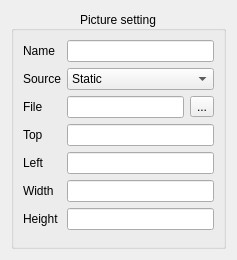
Qt form HoruxCardDesigner/pixmapsetting.ui (BackupTheBerlios/horux-svn) before a commit.
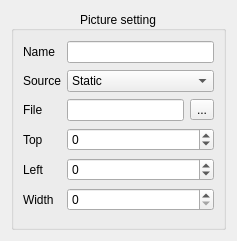
The same form after that commit.

Commit message: change textedit by spinbox some parameters

Patch:
```diff
--- a/HoruxCardDesigner/pixmapsetting.ui
+++ b/HoruxCardDesigner/pixmapsetting.ui
@@ -7,7 +7,7 @@
     <x>0</x>
     <y>0</y>
     <width>237</width>
-    <height>260</height>
+    <height>241</height>
    </rect>
   </property>
   <property name="windowTitle">
@@ -97,9 +97,6 @@
         </property>
        </widget>
       </item>
-      <item row="3" column="1">
-       <widget class="QLineEdit" name="top"/>
-      </item>
       <item row="4" column="0">
        <widget class="QLabel" name="label_5">
         <property name="text">
@@ -110,9 +107,6 @@
         </property>
        </widget>
       </item>
-      <item row="4" column="1">
-       <widget class="QLineEdit" name="left"/>
-      </item>
       <item row="5" column="0">
        <widget class="QLabel" name="label_6">
         <property name="text">
@@ -124,20 +118,37 @@
        </widget>
       </item>
       <item row="5" column="1">
-       <widget class="QLineEdit" name="widthEdit"/>
+       <widget class="QSpinBox" name="widthEdit">
+        <property name="maximum">
+         <number>1000</number>
+        </property>
+        <property name="singleStep">
+         <number>5</number>
+        </property>
+       </widget>
       </item>
-      <item row="6" column="0">
-       <widget class="QLabel" name="label_7">
-        <property name="text">
-         <string>Height</string>
+      <item row="4" column="1">
+       <widget class="QSpinBox" name="left">
+        <property name="minimum">
+         <number>-300</number>
         </property>
-        <property name="buddy">
-         <cstring>heightEdit</cstring>
+        <property name="maximum">
+         <number>300</number>
         </property>
        </widget>
       </item>
-      <item row="6" column="1">
-       <widget class="QLineEdit" name="heightEdit"/>
+      <item row="3" column="1">
+       <widget class="QSpinBox" name="top">
+        <property name="minimum">
+         <number>-300</number>
+        </property>
+        <property name="maximum">
+         <number>300</number>
+        </property>
+        <property name="singleStep">
+         <number>5</number>
+        </property>
+       </widget>
       </item>
      </layout>
     </widget>
```
Left out of the diff: 16 changed lines with no effect on the pictures. The commit also changes 4 other files.
